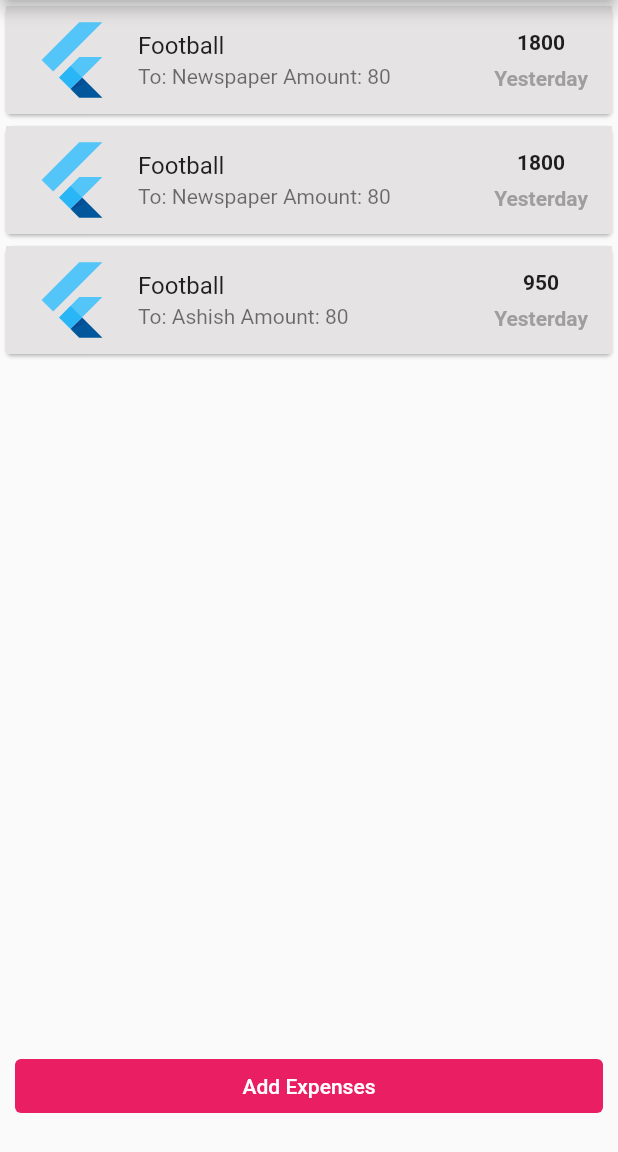
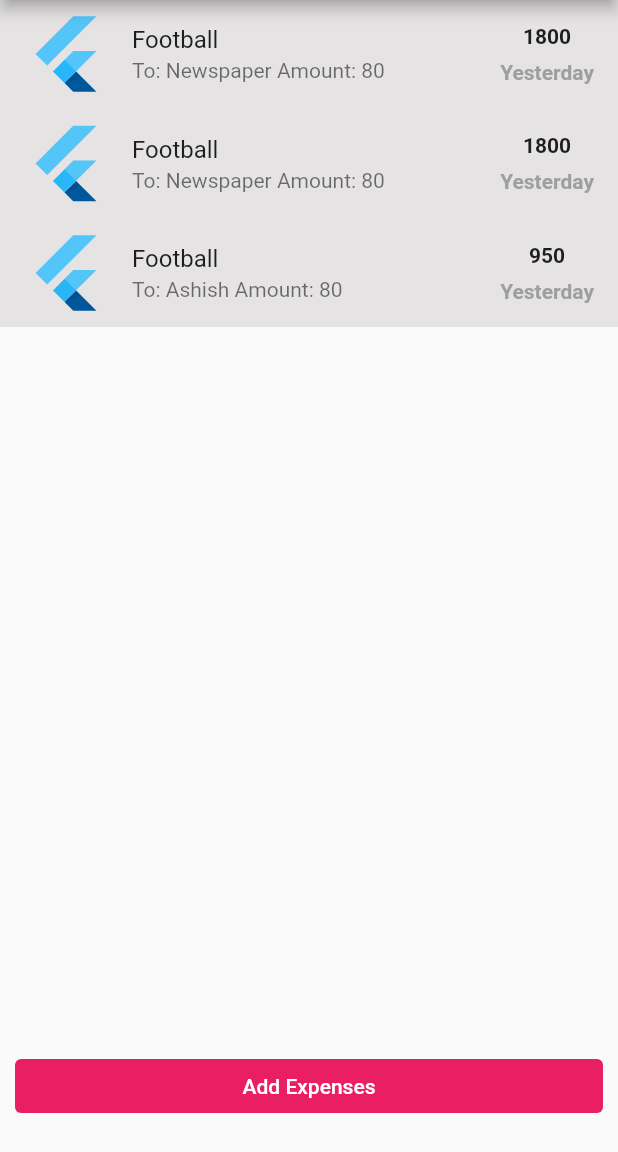
Before and after one commit to tamraj-kilvish/kilvish, a Flutter app: the HomePage screen opened directly, on a phone screen of 412 x 824 dp, the part 84-1236 px from its top. Run offline on Flutter 3.47's test engine with Material 2 defaults, Android fonts, the phone set to English and light mode, and no system bars.

Commit message:
removed Card & spacing from the tiles

```diff
--- a/lib/home.dart
+++ b/lib/home.dart
@@ -3,6 +3,7 @@ import 'package:kilvish/src/widgets/expense_info.dart';
 
 const MaterialColor primaryColor = Colors.pink;
 const TextStyle textStylePrimaryColor = TextStyle(color: primaryColor);
+const Color tileBackgroundColor = Color.fromARGB(255, 229, 227, 227);
 
 class Kilvish extends StatelessWidget {
   const Kilvish({Key? key}) : super(key: key);
@@ -70,12 +71,14 @@ class _HomePageState extends State<HomePage> {
         ),
         body: Stack(
           children: [
-            ListView.builder(
+            ListView.separated(
+              separatorBuilder: (context, index) {
+                return const Divider(height: 1);
+              },
               itemCount: expenseItems.length,
               itemBuilder: (context, index) {
-                return Card(
-                  child: ListTile(
-                    tileColor: Color.fromARGB(255, 229, 227, 227),
+                return ListTile(
+                  tileColor: tileBackgroundColor,
                   leading: const FlutterLogo(size: 56.0),
                   onTap: () {},
                   title: const Text('Football'),
@@ -96,7 +99,6 @@ class _HomePageState extends State<HomePage> {
                               fontWeight: FontWeight.bold),
                         ),
                       ]),
-                  ),
                 );
               },
             ),
```
Lines whose indentation alone changed are shown as unchanged.
